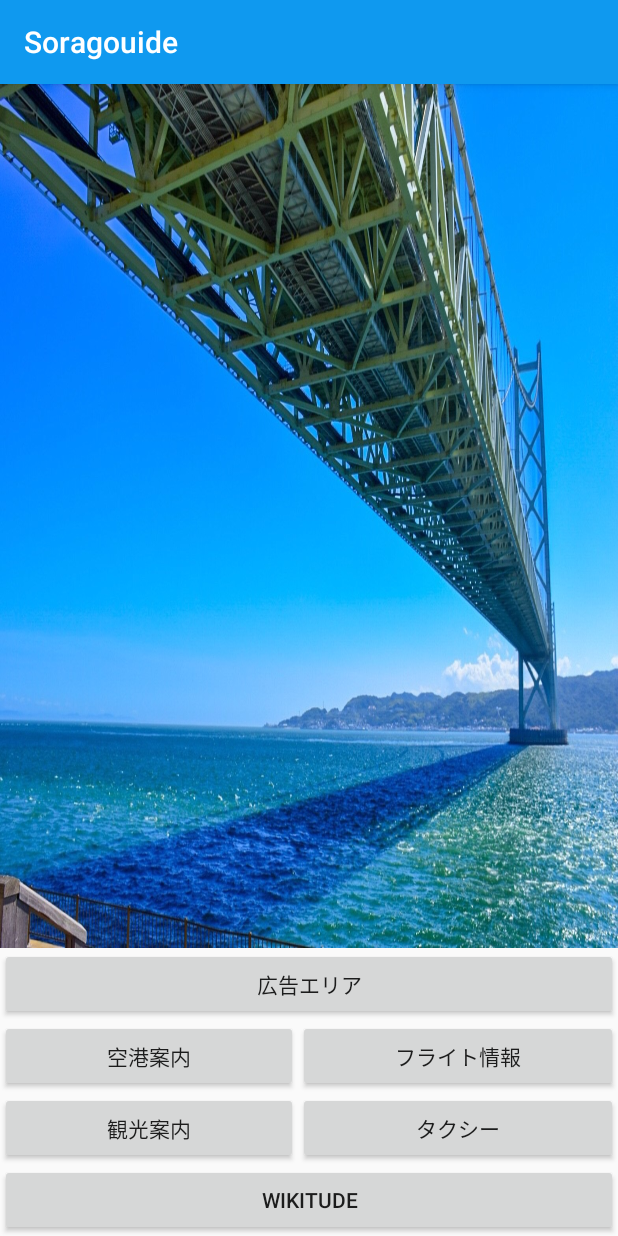
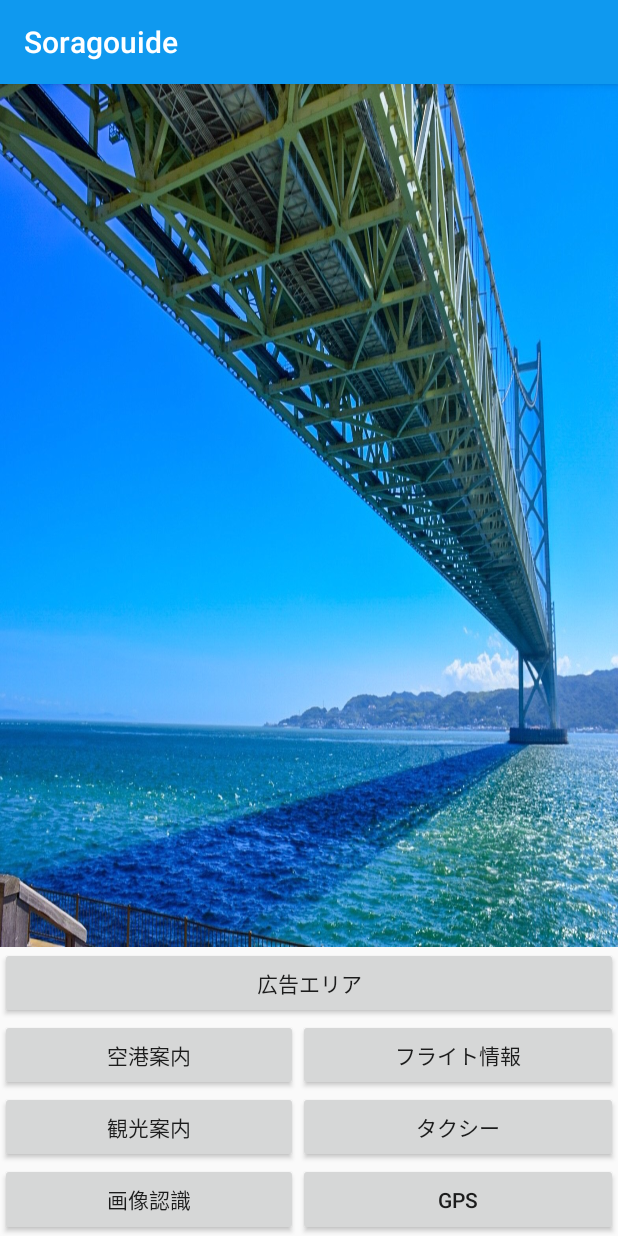
Before and after one commit to Takahiro-matsuno/sora-guide2, an Android app: the screen it shows after launch (TopMenuActivity), on a phone screen of 412 x 824 dp. Run offline under Robolectric (Android 15) with nearby library versions, the phone set to English and light mode, and no system bars.

Commit message:
TOPメニューからの画像認識、GPSに飛べるように修正

```diff
--- a/app/src/main/java/com/jalinfotec/kankoannai/TopMenuActivity.kt
+++ b/app/src/main/java/com/jalinfotec/kankoannai/TopMenuActivity.kt
@@ -6,6 +6,7 @@ import android.os.Bundle
 import android.support.v7.app.AlertDialog
 import android.widget.Button
 import com.jalinfotec.kankoannai.wikitude.SampleCamActivity
+import com.jalinfotec.kankoannai.wikitude.gps.GPSActivity
 //import com.jalinfotec.kankoannai.wikitude.SampleCamActivity
 import org.jetbrains.anko.startActivity
 
@@ -43,8 +44,11 @@ class TopMenuActivity : AppCompatActivity() {
         }
 
         // wikitude
-        findViewById<Button>(R.id.wikitude).setOnClickListener {
+        findViewById<Button>(R.id.wikitude_image).setOnClickListener {
             startActivity<SampleCamActivity>()
+        }
+        findViewById<Button>(R.id.wikitude_gps).setOnClickListener {
+            startActivity<GPSActivity>()
         }
 
         val affiliateButton = findViewById<Button>(R.id.affiliate)
--- a/app/src/main/res/layout/activity_top_menu.xml
+++ b/app/src/main/res/layout/activity_top_menu.xml
@@ -79,11 +79,18 @@
                   android:layout_height="match_parent"
         >
             <Button
-                    android:id="@+id/wikitude"
+                    android:id="@+id/wikitude_image"
                     android:layout_width="match_parent"
                     android:layout_height="match_parent"
                     android:layout_weight="1"
-                    android:text="wikitude"
+                    android:text="画像認識"
+            />
+            <Button
+                    android:id="@+id/wikitude_gps"
+                    android:layout_width="match_parent"
+                    android:layout_height="match_parent"
+                    android:layout_weight="1"
+                    android:text="gps"
             />
         </TableRow>
     </TableLayout>
```
